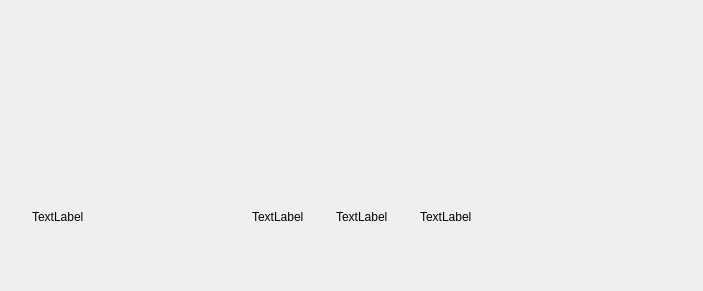
This is src/libtomahawk/widgets/HeaderWidget.ui in tomahawk-player/tomahawk as Qt 5 draws it before an edit. The edited form follows.
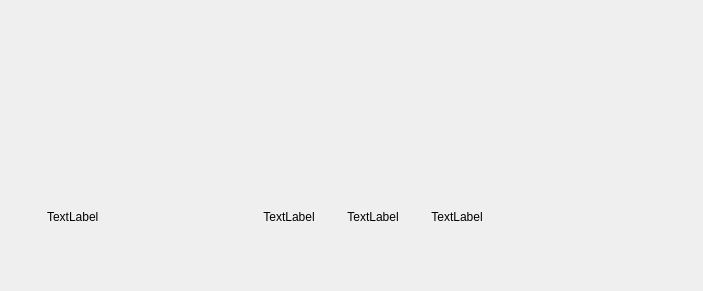
This is the edited form. Custom widgets are drawn as their Qt base class.

Commit message: * Show page-pixmap in header.

Diff of the .ui file:
```diff
--- a/src/libtomahawk/widgets/HeaderWidget.ui
+++ b/src/libtomahawk/widgets/HeaderWidget.ui
@@ -41,14 +41,27 @@
    </item>
    <item>
     <layout class="QHBoxLayout" name="horizontalLayout">
+     <property name="spacing">
+      <number>8</number>
+     </property>
      <property name="margin">
       <number>0</number>
      </property>
+     <item>
+      <widget class="QLabel" name="iconLabel">
+       <property name="text">
+        <string/>
+       </property>
+      </widget>
+     </item>
      <item>
       <widget class="QLabel" name="captionLabel">
        <property name="text">
         <string>TextLabel</string>
        </property>
+       <property name="alignment">
+        <set>Qt::AlignLeft|Qt::AlignVCenter</set>
+       </property>
       </widget>
      </item>
      <item>
@@ -69,6 +82,9 @@
        <property name="text">
         <string>TextLabel</string>
        </property>
+       <property name="alignment">
+        <set>Qt::AlignCenter</set>
+       </property>
       </widget>
      </item>
      <item>
@@ -81,7 +97,7 @@
        </property>
        <property name="sizeHint" stdset="0">
         <size>
-         <width>32</width>
+         <width>24</width>
          <height>20</height>
         </size>
        </property>
@@ -92,6 +108,9 @@
        <property name="text">
         <string>TextLabel</string>
        </property>
+       <property name="alignment">
+        <set>Qt::AlignCenter</set>
+       </property>
       </widget>
      </item>
      <item>
@@ -104,7 +123,7 @@
        </property>
        <property name="sizeHint" stdset="0">
         <size>
-         <width>32</width>
+         <width>24</width>
          <height>20</height>
         </size>
        </property>
@@ -115,6 +134,9 @@
        <property name="text">
         <string>TextLabel</string>
        </property>
+       <property name="alignment">
+        <set>Qt::AlignCenter</set>
+       </property>
       </widget>
      </item>
      <item>
```
The commit also changes 1 other file.
